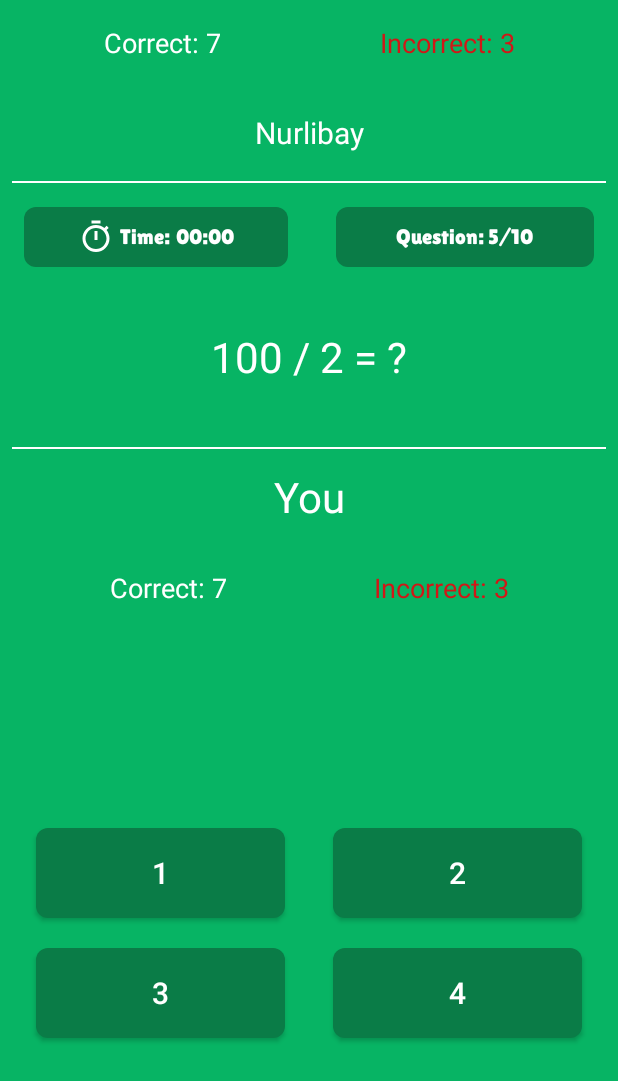
After one commit to Nurlibay/Online-Math-Game, an Android app: the fragment GameScreen shown on its own in the app's theme, on a phone screen of 412 x 824 dp. The commit adds this screen. Shown: the top 1081 px of the screen. Run offline under Robolectric (Android 15) with nearby library versions, the phone set to English and light mode, and no system bars; libraries missing offline, so code that uses them is left out: by.kirich1409.viewbindingdelegate; 1 statement that could not run was skipped.

Commit message:
game screen design prepared

```diff
--- /dev/null
+++ b/app/src/main/java/uz/nurlibaydev/onlinemathgame/presentation/main/game/GameScreen.kt
@@ -0,0 +1,21 @@
+package uz.nurlibaydev.onlinemathgame.presentation.main.game
+
+import android.os.Bundle
+import android.view.View
+import androidx.fragment.app.Fragment
+import by.kirich1409.viewbindingdelegate.viewBinding
+import uz.nurlibaydev.onlinemathgame.R
+import uz.nurlibaydev.onlinemathgame.databinding.ScreenGameBinding
+
+/**
+ *  Created by Nurlibay Koshkinbaev on 13/11/2022 14:04
+ */
+
+class GameScreen: Fragment(R.layout.screen_game) {
+
+    private val binding: ScreenGameBinding by viewBinding()
+
+    override fun onViewCreated(view: View, savedInstanceState: Bundle?) {
+        super.onViewCreated(view, savedInstanceState)
+    }
+}
--- a/app/src/main/java/uz/nurlibaydev/onlinemathgame/presentation/main/players/PlayersAdapter.kt
+++ b/app/src/main/java/uz/nurlibaydev/onlinemathgame/presentation/main/players/PlayersAdapter.kt
@@ -10,6 +10,7 @@ import com.bumptech.glide.Glide
 import uz.nurlibaydev.onlinemathgame.R
 import uz.nurlibaydev.onlinemathgame.data.models.PlayerData
 import uz.nurlibaydev.onlinemathgame.databinding.ItemPlayerBinding
+import uz.nurlibaydev.onlinemathgame.utils.extenions.onClick
 
 class PlayersAdapter: ListAdapter<PlayerData, PlayersAdapter.PlayerViewHolder>(PlayersItemCallBack) {
 
@@ -25,8 +26,17 @@ class PlayersAdapter: ListAdapter<PlayerData, PlayersAdapter.PlayerViewHolder>(P
                     .centerCrop()
                     .into(ivPlayer)
                 tvPlayerName.text = item.name
+
+                root.onClick {
+                    itemClick.invoke(item)
+                }
             }
         }
+    }
+
+    var itemClick: (data: (PlayerData)) -> Unit = {}
+    fun setOnItemClickListener(block: (PlayerData) -> Unit){
+        itemClick = block
     }
 
     override fun onCreateViewHolder(parent: ViewGroup, viewType: Int): PlayerViewHolder {
--- a/app/src/main/java/uz/nurlibaydev/onlinemathgame/presentation/main/players/PlayersScreen.kt
+++ b/app/src/main/java/uz/nurlibaydev/onlinemathgame/presentation/main/players/PlayersScreen.kt
@@ -34,6 +34,9 @@ class PlayersScreen: Fragment(R.layout.screen_players) {
                 findNavController().popBackStack()
             }
         }
+        adapter.setOnItemClickListener {
+            findNavController().navigate(PlayersScreenDirections.actionPlayersScreenToGameScreen())
+        }
         viewModel.getAllPlayers()
         setupObserver()
     }
--- a/app/src/main/res/drawable/btn_main_bg.xml
+++ b/app/src/main/res/drawable/btn_main_bg.xml
@@ -2,6 +2,6 @@
 <shape xmlns:android="http://schemas.android.com/apk/res/android">
 
     <solid android:color="@color/main_color_dark" />
-    <corners android:radius="12dp" />
+    <corners android:radius="@dimen/margin_middle" />
 
 </shape>
--- /dev/null
+++ b/app/src/main/res/drawable/ic_timer.xml
@@ -0,0 +1,5 @@
+<vector android:height="24dp" android:tint="#FFFFFF"
+    android:viewportHeight="24" android:viewportWidth="24"
+    android:width="24dp" xmlns:android="http://schemas.android.com/apk/res/android">
+    <path android:fillColor="@android:color/white" android:pathData="M15,1L9,1v2h6L15,1zM11,14h2L13,8h-2v6zM19.03,7.39l1.42,-1.42c-0.43,-0.51 -0.9,-0.99 -1.41,-1.41l-1.42,1.42C16.07,4.74 14.12,4 12,4c-4.97,0 -9,4.03 -9,9s4.02,9 9,9 9,-4.03 9,-9c0,-2.12 -0.74,-4.07 -1.97,-5.61zM12,20c-3.87,0 -7,-3.13 -7,-7s3.13,-7 7,-7 7,3.13 7,7 -3.13,7 -7,7z"/>
+</vector>
--- /dev/null
+++ b/app/src/main/res/layout/screen_game.xml
@@ -0,0 +1,272 @@
+<?xml version="1.0" encoding="utf-8"?>
+<androidx.appcompat.widget.LinearLayoutCompat xmlns:android="http://schemas.android.com/apk/res/android"
+    xmlns:app="http://schemas.android.com/apk/res-auto"
+    xmlns:tools="http://schemas.android.com/tools"
+    android:layout_width="match_parent"
+    android:layout_height="match_parent"
+    android:background="@color/main_color"
+    android:orientation="vertical">
+
+    <androidx.appcompat.widget.LinearLayoutCompat
+        android:layout_width="match_parent"
+        android:layout_height="wrap_content"
+        android:orientation="vertical">
+
+        <androidx.appcompat.widget.LinearLayoutCompat
+            android:layout_width="match_parent"
+            android:layout_height="wrap_content"
+            android:layout_margin="@dimen/margin_standard"
+            android:orientation="horizontal">
+
+            <androidx.appcompat.widget.AppCompatTextView
+                android:id="@+id/tv_correct_answers"
+                android:layout_width="wrap_content"
+                android:layout_height="wrap_content"
+                android:layout_gravity="center_horizontal"
+                android:layout_weight="1"
+                android:gravity="center"
+                android:text="Correct: 7"
+                android:textColor="@color/white"
+                android:textSize="18sp" />
+
+            <androidx.appcompat.widget.AppCompatTextView
+                android:id="@+id/tv_incorrect_answers"
+                android:layout_width="wrap_content"
+                android:layout_height="wrap_content"
+                android:layout_gravity="center_horizontal"
+                android:layout_weight="1"
+                android:gravity="center"
+                android:text="Incorrect: 3"
+                android:textColor="#D11717"
+                android:textSize="18sp" />
+
+        </androidx.appcompat.widget.LinearLayoutCompat>
+
+        <androidx.appcompat.widget.AppCompatTextView
+            android:id="@+id/tv_opponent_user"
+            android:layout_width="match_parent"
+            android:layout_height="64dp"
+            android:layout_weight="1"
+            android:gravity="center"
+            android:text="Nurlibay"
+            android:textColor="@color/white"
+            android:textSize="20sp" />
+
+    </androidx.appcompat.widget.LinearLayoutCompat>
+
+    <View
+        android:layout_width="match_parent"
+        android:layout_height="1dp"
+        android:layout_marginHorizontal="@dimen/margin_middle"
+        android:background="@color/white" />
+
+    <androidx.appcompat.widget.LinearLayoutCompat
+        android:layout_width="match_parent"
+        android:layout_height="wrap_content"
+        android:orientation="vertical">
+
+        <androidx.appcompat.widget.LinearLayoutCompat
+            android:layout_width="match_parent"
+            android:layout_height="wrap_content"
+            android:layout_marginTop="@dimen/margin_standard"
+            android:orientation="horizontal">
+
+            <LinearLayout
+                android:layout_width="wrap_content"
+                android:layout_height="40dp"
+                android:layout_marginHorizontal="@dimen/margin_standard"
+                android:layout_weight="1"
+                android:background="@drawable/btn_main_bg"
+                android:gravity="center"
+                android:orientation="horizontal"
+                android:padding="4dp"
+                tools:ignore="UnusedAttribute">
+
+                <androidx.appcompat.widget.AppCompatImageView
+                    android:id="@+id/btn_play"
+                    android:layout_width="wrap_content"
+                    android:layout_height="wrap_content"
+                    android:layout_gravity="center_vertical"
+                    android:src="@drawable/ic_timer"
+                    android:textSize="18sp"
+                    android:textStyle="bold" />
+
+                <androidx.appcompat.widget.AppCompatTextView
+                    android:layout_width="wrap_content"
+                    android:layout_height="wrap_content"
+                    android:layout_gravity="center_vertical"
+                    android:layout_marginHorizontal="4dp"
+                    android:fontFamily="@font/lilita_one_regular"
+                    android:text="@string/time"
+                    android:textColor="@color/white" />
+
+                <Chronometer
+                    android:id="@+id/tv_time"
+                    android:layout_width="wrap_content"
+                    android:layout_height="wrap_content"
+                    android:layout_gravity="center_vertical"
+                    android:fontFamily="@font/lilita_one_regular"
+                    android:text="@string/game_time"
+                    android:textColor="@color/white"
+                    tools:ignore="SpUsage" />
+
+            </LinearLayout>
+
+            <LinearLayout
+                android:layout_width="wrap_content"
+                android:layout_height="40dp"
+                android:layout_gravity="end"
+                android:layout_marginHorizontal="@dimen/margin_standard"
+                android:layout_weight="1"
+                android:background="@drawable/btn_main_bg"
+                android:gravity="center"
+                android:orientation="horizontal"
+                android:padding="4dp"
+                tools:ignore="UnusedAttribute">
+
+                <androidx.appcompat.widget.AppCompatTextView
+                    android:layout_width="wrap_content"
+                    android:layout_height="wrap_content"
+                    android:layout_gravity="center_vertical"
+                    android:layout_marginHorizontal="4dp"
+                    android:fontFamily="@font/lilita_one_regular"
+                    android:text="@string/tv_question_status"
+                    android:textColor="@color/white" />
+
+            </LinearLayout>
+
+        </androidx.appcompat.widget.LinearLayoutCompat>
+
+        <androidx.appcompat.widget.AppCompatTextView
+            android:id="@+id/tv_question"
+            android:layout_width="match_parent"
+            android:layout_height="120dp"
+            android:gravity="center"
+            android:text="100 / 2 = ?"
+            android:textColor="@color/white"
+            android:textSize="28sp" />
+
+    </androidx.appcompat.widget.LinearLayoutCompat>
+
+    <View
+        android:layout_width="match_parent"
+        android:layout_height="1dp"
+        android:layout_marginHorizontal="@dimen/margin_middle"
+        android:background="@color/white" />
+
+    <androidx.appcompat.widget.LinearLayoutCompat
+        android:layout_width="match_parent"
+        android:layout_height="wrap_content"
+        android:layout_marginHorizontal="@dimen/margin_middle"
+        android:layout_weight="3"
+        android:orientation="vertical">
+
+        <androidx.appcompat.widget.AppCompatTextView
+            android:layout_width="match_parent"
+            android:layout_height="64dp"
+            android:gravity="center"
+            android:text="You"
+            android:textColor="@color/white"
+            android:textSize="28sp" />
+
+        <androidx.appcompat.widget.LinearLayoutCompat
+            android:layout_width="match_parent"
+            android:layout_height="wrap_content"
+            android:layout_margin="@dimen/margin_standard"
+            android:orientation="horizontal">
+
+            <androidx.appcompat.widget.AppCompatTextView
+                android:id="@+id/tv_my_correct_answers"
+                android:layout_width="wrap_content"
+                android:layout_height="wrap_content"
+                android:layout_gravity="center_horizontal"
+                android:layout_weight="1"
+                android:gravity="center"
+                android:text="Correct: 7"
+                android:textColor="@color/white"
+                android:textSize="18sp" />
+
+            <androidx.appcompat.widget.AppCompatTextView
+                android:id="@+id/tv_my_incorrect_answers"
+                android:layout_width="wrap_content"
+                android:layout_height="wrap_content"
+                android:layout_gravity="center_horizontal"
+                android:layout_weight="1"
+                android:gravity="center"
+                android:text="Incorrect: 3"
+                android:textColor="#D11717"
+                android:textSize="18sp" />
+
+        </androidx.appcompat.widget.LinearLayoutCompat>
+
+        <androidx.appcompat.widget.LinearLayoutCompat
+            android:layout_width="match_parent"
+            android:layout_height="wrap_content"
+            android:layout_weight="1"
+            android:gravity="center"
+            android:orientation="vertical">
+
+            <androidx.appcompat.widget.LinearLayoutCompat
+                android:layout_width="match_parent"
+                android:layout_height="72dp"
+                android:layout_marginBottom="@dimen/margin_middle"
+                android:orientation="horizontal">
+
+                <com.google.android.material.button.MaterialButton
+                    android:id="@+id/btn_first"
+                    android:layout_width="wrap_content"
+                    android:layout_height="match_parent"
+                    android:layout_marginHorizontal="@dimen/margin_standard"
+                    android:layout_weight="1"
+                    android:text="1"
+                    android:textSize="20sp"
+                    app:backgroundTint="@color/main_color_dark"
+                    app:cornerRadius="@dimen/margin_middle" />
+
+                <com.google.android.material.button.MaterialButton
+                    android:id="@+id/btn_second"
+                    android:layout_width="wrap_content"
+                    android:layout_height="match_parent"
+                    android:layout_marginHorizontal="@dimen/margin_standard"
+                    android:layout_weight="1"
+                    android:text="2"
+                    android:textSize="20sp"
+                    app:backgroundTint="@color/main_color_dark"
+                    app:cornerRadius="@dimen/margin_middle" />
+
+            </androidx.appcompat.widget.LinearLayoutCompat>
+
+            <androidx.appcompat.widget.LinearLayoutCompat
+                android:layout_width="match_parent"
+                android:layout_height="72dp"
+                android:orientation="horizontal">
+
+                <com.google.android.material.button.MaterialButton
+                    android:id="@+id/btn_third"
+                    android:layout_width="wrap_content"
+                    android:layout_height="match_parent"
+                    android:layout_marginHorizontal="@dimen/margin_standard"
+                    android:layout_weight="1"
+                    android:text="3"
+                    android:textSize="20sp"
+                    app:backgroundTint="@color/main_color_dark"
+                    app:cornerRadius="@dimen/margin_middle" />
+
+                <com.google.android.material.button.MaterialButton
+                    android:id="@+id/btn_fourth"
+                    android:layout_width="wrap_content"
+                    android:layout_height="match_parent"
+                    android:layout_marginHorizontal="@dimen/margin_standard"
+                    android:layout_weight="1"
+                    android:text="4"
+                    android:textSize="20sp"
+                    app:backgroundTint="@color/main_color_dark"
+                    app:cornerRadius="@dimen/margin_middle" />
+
+            </androidx.appcompat.widget.LinearLayoutCompat>
+
+        </androidx.appcompat.widget.LinearLayoutCompat>
+
+    </androidx.appcompat.widget.LinearLayoutCompat>
+
+</androidx.appcompat.widget.LinearLayoutCompat>
--- a/app/src/main/res/navigation/nav_main.xml
+++ b/app/src/main/res/navigation/nav_main.xml
@@ -9,7 +9,11 @@
         android:id="@+id/playersScreen"
         android:name="uz.nurlibaydev.onlinemathgame.presentation.main.players.PlayersScreen"
         android:label="PlayersScreen"
-        tools:layout="@layout/screen_players" />
+        tools:layout="@layout/screen_players" >
+        <action
+            android:id="@+id/action_playersScreen_to_gameScreen"
+            app:destination="@id/gameScreen" />
+    </fragment>
 
     <fragment
         android:id="@+id/profileScreen"
@@ -36,5 +40,9 @@
         android:id="@+id/settingsScreen"
         android:name="uz.nurlibaydev.onlinemathgame.presentation.main.settings.SettingsScreen"
         android:label="SettingsScreen" />
+    <fragment
+        android:id="@+id/gameScreen"
+        android:name="uz.nurlibaydev.onlinemathgame.presentation.main.game.GameScreen"
+        android:label="GameScreen" />
 
 </navigation>
--- a/app/src/main/res/values/strings.xml
+++ b/app/src/main/res/values/strings.xml
@@ -26,4 +26,7 @@
     <string name="share">Share App</string>
     <string name="statistics">Statistics</string>
     <string name="choose_your_opponent">Choose your opponent</string>
+    <string name="game_time">02:00</string>
+    <string name="time">Time:</string>
+    <string name="tv_question_status">Question: 5/10</string>
 </resources>
```
